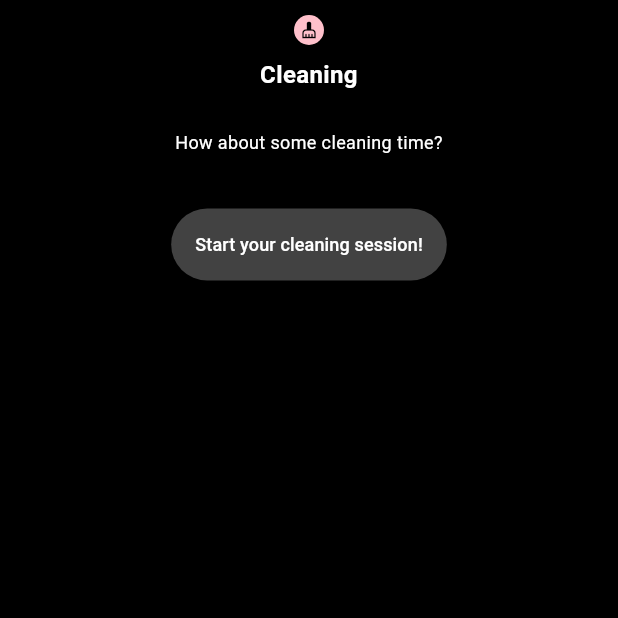
After one commit to inagege/eis, a Flutter app: the CleaningPromptScreen screen opened directly, on a phone screen of 412 x 824 dp, the top half of it. The commit adds this screen. Run offline on Flutter 3.47's test engine with Material 3 defaults, Android fonts, the phone set to English and light mode, and no system bars.

Commit message:
clean screen

```diff
--- /dev/null
+++ b/lib/clean_prompt_screen.dart
@@ -0,0 +1,90 @@
+import 'package:eis/clean_video.dart';
+import 'package:flutter/material.dart';
+
+class CleaningPromptScreen extends StatelessWidget {
+  @override
+  Widget build(BuildContext context) {
+    double circleSize = 20.0;
+    double iconSize = 12.0;
+
+    return Scaffold(
+      backgroundColor: Colors.black,
+      body: SafeArea(
+        child: Padding(
+          padding: const EdgeInsets.symmetric(horizontal: 16.0),
+          child: Column(
+            //mainAxisAlignment: MainAxisAlignment.center,
+            children: [
+            Padding(
+              padding: const EdgeInsets.only(top: 10.0),
+              child: Container(
+                width: circleSize,
+                height: circleSize,
+                decoration: BoxDecoration(
+                  color: Color(0xFFFFC0CB),
+                  shape: BoxShape.circle,
+                ),
+                child: Center(
+                  child: Icon(
+                    Icons.cleaning_services,
+                    color: Colors.black,
+                    size: iconSize,
+                  ),
+                ),
+              ),
+        ),
+        SizedBox(height: 8),
+
+        Text(
+          'Cleaning',
+            style: TextStyle(
+              fontSize: 16,
+              color: Colors.white,
+              fontWeight: FontWeight.bold,
+            ),
+            textAlign: TextAlign.center,
+          ),
+          SizedBox(height: 25),
+
+          Padding(
+            padding: const EdgeInsets.symmetric(horizontal: 8.0),
+            child: Text(
+              'How about some cleaning time?',
+              style: TextStyle(
+                fontSize: 12,
+                color: Colors.white,
+              ),
+              textAlign: TextAlign.center,
+            ),
+          ),
+          SizedBox(height: 36),
+
+          Center( // Center the button horizontally
+            child: ElevatedButton(
+              style: ElevatedButton.styleFrom(
+                backgroundColor: Colors.grey[800],
+                shape: RoundedRectangleBorder(
+                  borderRadius: BorderRadius.circular(24),
+                ),
+                minimumSize: Size(120, 48),
+                padding: EdgeInsets.symmetric(horizontal: 16, vertical: 8),
+              ),
+              onPressed: () {
+                Navigator.push(
+                  context,
+                  MaterialPageRoute(builder: (context) => CleaningVideoScreen()),
+                );
+              },
+              child: Text(
+                'Start your cleaning session!',
+                style: TextStyle(color: Colors.white, fontSize: 12),
+              ),
+                ),
+              ),
+            ],
+          ),
+        ),
+      ),
+    );
+  }
+}
```
Also changed, not shown: lib/clean_video.dart (added, +103 -0 lines), lib/cleaning_screen.dart (added, +73 -0 lines), lib/main.dart (+11 -1 lines), pubspec.yaml (+6 -3 lines), 1 other file.
